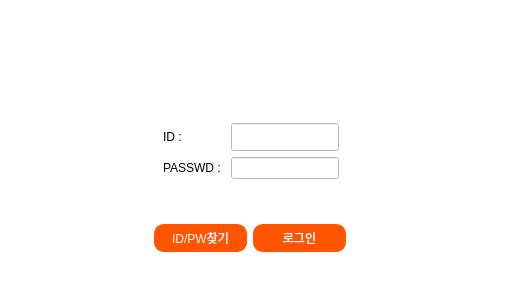
Before: the Qt Designer form login.ui in hyeona-jeong/HRIS, drawn with Qt 5.
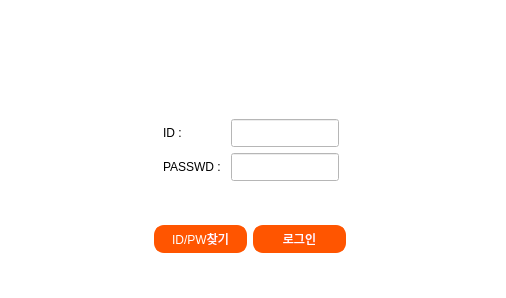
After: the same form once the commit is applied. Icons and pictures are not drawn.

Diff of the .ui file:
```diff
--- a/login.ui
+++ b/login.ui
@@ -606,7 +606,20 @@
           </widget>
          </item>
          <item row="1" column="1">
-          <widget class="QLineEdit" name="passwdlineEdit"/>
+          <widget class="QLineEdit" name="passwdlineEdit">
+           <property name="minimumSize">
+            <size>
+             <width>0</width>
+             <height>28</height>
+            </size>
+           </property>
+           <property name="maximumSize">
+            <size>
+             <width>16777215</width>
+             <height>28</height>
+            </size>
+           </property>
+          </widget>
          </item>
         </layout>
        </item>
```
